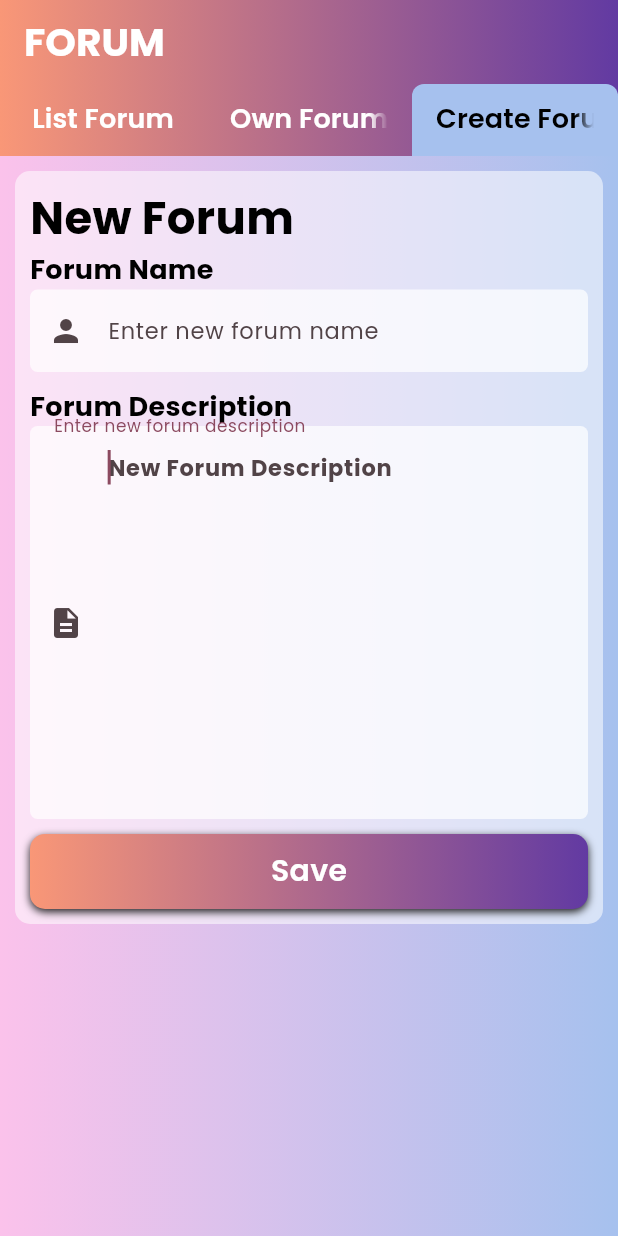
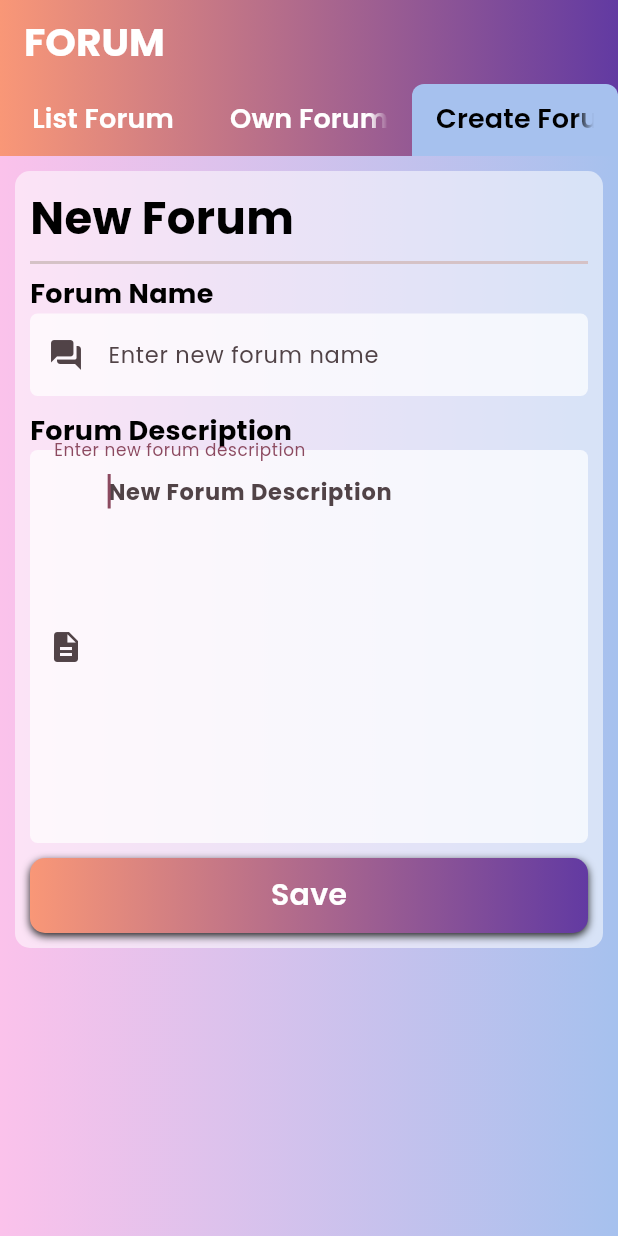
Before and after one commit to WeiHen01/Career_Connect, a Flutter app: the AdminForum screen opened directly with empty values, tab 3 chosen, on a phone screen of 412 x 824 dp. Run offline on Flutter 3.47's test engine with Material 3 defaults, Android fonts, the phone set to English and light mode, and no system bars; our stand-ins replace circle_nav_bar, dotted_border, file_picker, fl_chart, fluttertoast, google_fonts and 3 more; missing offline and left inert: art_sweetalert, onesignal_flutter, syncfusion_flutter_pdfviewer; accounts and stored records are empty; network calls fail.

Commit message:
Admin Side Adjustment

```diff
--- a/lib/view/admin/adminforum.dart
+++ b/lib/view/admin/adminforum.dart
@@ -254,7 +254,7 @@ class _AdminForumState extends State<AdminForum> {
             viewforum != null
               ? Container(
               padding: EdgeInsets.only(
-                left:10, right: 10, bottom:100,
+                left:10, right: 10, bottom:100, top: 5
               ),
               decoration: BoxDecoration(
                   color: Color(0xFFA6C1EE),
@@ -275,7 +275,24 @@ class _AdminForumState extends State<AdminForum> {
                             curve: Curves.fastOutSlowIn,
                           );
                         });
-                        return ListView.builder(
+                        return Container(
+                          child: Column(
+                            crossAxisAlignment: CrossAxisAlignment.start,
+                            children: [
+                              Text("Total Forum: ${viewforum.length}",
+                                style: GoogleFonts.poppins(
+                                    fontWeight: FontWeight.bold,
+                                    color: Colors.black, fontSize: 20
+                                ),
+                                textAlign: TextAlign.left,
+                              ),
+
+                              Divider(
+                                thickness: 2.0,
+                              ),
+
+                              Expanded(
+                                child: ListView.builder(
                                     scrollDirection: Axis.vertical,
                                     controller: _scrollController02,
                                     padding: const EdgeInsets.all(8),
@@ -362,6 +379,10 @@ class _AdminForumState extends State<AdminForum> {
                                         openBuilder: (context, _) => ViewForum(forumId: forums?.forumId),
                                       );
                                     }
+                                ),
+                              ),
+                            ],
+                          ),
                         );
                       }
                   ),
@@ -376,7 +397,7 @@ class _AdminForumState extends State<AdminForum> {
             viewadminforum != null
                 ? Container(
                 padding: EdgeInsets.only(
-                    left: 10, right: 10, bottom: 100
+                    left: 10, right: 10, bottom: 100, top: 5
                 ),
                 decoration: BoxDecoration(
                   color: Color(0xFFA6C1EE),
@@ -397,7 +418,24 @@ class _AdminForumState extends State<AdminForum> {
                             curve: Curves.fastOutSlowIn,
                           );
                         });
-                        return ListView.builder(
+                        return Container(
+                          child: Column(
+                            crossAxisAlignment: CrossAxisAlignment.start,
+                            children: [
+                              Text("Forum created: ${viewforum.length}",
+                                style: GoogleFonts.poppins(
+                                    fontWeight: FontWeight.bold,
+                                    color: Colors.black, fontSize: 20
+                                ),
+                                textAlign: TextAlign.left,
+                              ),
+
+                              Divider(
+                                thickness: 2.0,
+                              ),
+
+                              Expanded(
+                                child: ListView.builder(
                                     scrollDirection: Axis.vertical,
                                     controller: _scrollController02,
                                     padding: const EdgeInsets.all(8),
@@ -484,6 +522,10 @@ class _AdminForumState extends State<AdminForum> {
                                         openBuilder: (context, _) => ViewAdminForum(forumId: forums?.forumId),
                                       );
                                     }
+                                ),
+                              ),
+                            ],
+                          ),
                         );
                       }
                   ),
@@ -529,6 +571,12 @@ class _AdminForumState extends State<AdminForum> {
                               fontWeight: FontWeight.bold,
                             ),
                           ),
+
+                          Divider(
+                            thickness: 2,
+
+                          ),
+
                           Text(
                             "Forum Name",
                             style: GoogleFonts.poppins(
@@ -540,7 +588,7 @@ class _AdminForumState extends State<AdminForum> {
                           TextField(
                             controller: forumnameTextCtrl,
                             decoration: InputDecoration(
-                              prefixIcon: Icon(Icons.person),
+                              prefixIcon: Icon(Icons.forum_rounded),
                               filled: true,
                               fillColor: Colors.white70,
                               border: OutlineInputBorder(
--- a/lib/view/admin/adminstatistic.dart
+++ b/lib/view/admin/adminstatistic.dart
@@ -73,7 +73,7 @@ class _AdminStatsState extends State<AdminStats> {
   }
 
   //double JobSeekerPercent = 0.0;
- //double CompanyUserPercent = 0.0;
+  //double CompanyUserPercent = 0.0;
 
 
   List<PieChartSectionData> showingSections() {
@@ -114,6 +114,9 @@ class _AdminStatsState extends State<AdminStats> {
 
   int touchedIndex = -1;
 
+  /**
+   * For line graph purposes
+   */
   List<Color> gradientColors = [
     Colors.cyan,
     Colors.blue
--- a/lib/view/user/home.dart
+++ b/lib/view/user/home.dart
@@ -87,7 +87,7 @@ class _HomePageState extends State<HomePage> {
           print("UserID: $notifyUser");
 
           OneSignalController onesignal = OneSignalController();
-          onesignal.SendNotification("Job Request Sent", "You have sent successfully", notifyUser);
+          onesignal.SendNotification("A new job request", "There is a new job request", notifyUser);
         });
       } else {
         throw Exception('Failed to fetch user');
```
Also changed, not shown: lib/view/admin/adminhome.dart (+13 -0 lines), lib/view/company/CompanyHome.dart (+1 -21 lines), lib/view/company/Job Request View.dart (+9 -0 lines). Lines whose indentation alone changed are shown as unchanged.
